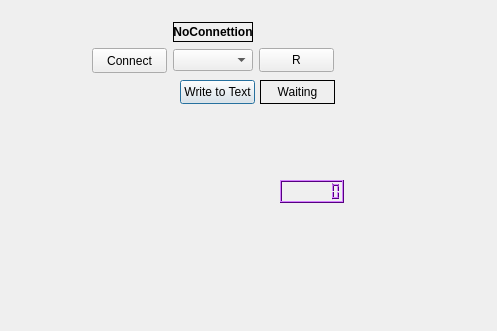
Krakerrr/RFLogger, file dialog.ui: the form before one commit; both pictures show x 0 to 497 and y 0 to 331 of the 800 by 600 pixel window.
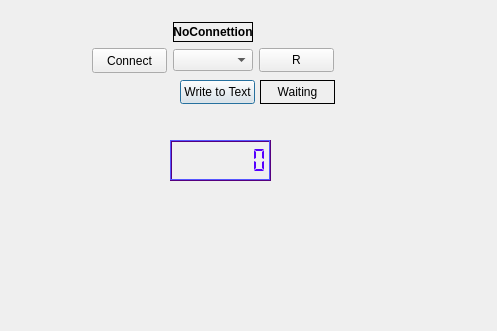
The form after the commit.

The edit to the form file:
```diff
--- a/dialog.ui
+++ b/dialog.ui
@@ -16,29 +16,35 @@
   <widget class="QLCDNumber" name="lcdNumber">
    <property name="geometry">
     <rect>
-     <x>280</x>
-     <y>180</y>
-     <width>64</width>
-     <height>23</height>
+     <x>170</x>
+     <y>140</y>
+     <width>101</width>
+     <height>41</height>
     </rect>
    </property>
+   <property name="sizePolicy">
+    <sizepolicy hsizetype="Minimum" vsizetype="Minimum">
+     <horstretch>0</horstretch>
+     <verstretch>0</verstretch>
+    </sizepolicy>
+   </property>
    <property name="palette">
     <palette>
      <active>
       <colorrole role="WindowText">
        <brush brushstyle="SolidPattern">
         <color alpha="255">
-         <red>0</red>
+         <red>85</red>
          <green>0</green>
-         <blue>0</blue>
+         <blue>255</blue>
         </color>
        </brush>
       </colorrole>
       <colorrole role="Button">
        <brush brushstyle="SolidPattern">
         <color alpha="255">
-         <red>170</red>
-         <green>0</green>
+         <red>255</red>
+         <green>255</green>
          <blue>255</blue>
         </color>
        </brush>
@@ -46,8 +52,8 @@
       <colorrole role="Light">
        <brush brushstyle="SolidPattern">
         <color alpha="255">
-         <red>212</red>
-         <green>127</green>
+         <red>85</red>
+         <green>85</green>
          <blue>255</blue>
         </color>
        </brush>
@@ -55,9 +61,9 @@
       <colorrole role="Midlight">
        <brush brushstyle="SolidPattern">
         <color alpha="255">
-         <red>191</red>
-         <green>63</green>
-         <blue>255</blue>
+         <red>0</red>
+         <green>0</green>
+         <blue>0</blue>
         </color>
        </brush>
       </colorrole>
@@ -73,18 +79,18 @@
       <colorrole role="Mid">
        <brush brushstyle="SolidPattern">
         <color alpha="255">
-         <red>113</red>
-         <green>0</green>
-         <blue>170</blue>
+         <red>204</red>
+         <green>204</green>
+         <blue>204</blue>
         </color>
        </brush>
       </colorrole>
       <colorrole role="Text">
        <brush brushstyle="SolidPattern">
         <color alpha="255">
-         <red>0</red>
-         <green>0</green>
-         <blue>0</blue>
+         <red>255</red>
+         <green>255</green>
+         <blue>255</blue>
         </color>
        </brush>
       </colorrole>
@@ -100,27 +106,27 @@
       <colorrole role="ButtonText">
        <brush brushstyle="SolidPattern">
         <color alpha="255">
-         <red>0</red>
-         <green>0</green>
-         <blue>0</blue>
+         <red>255</red>
+         <green>255</green>
+         <blue>255</blue>
         </color>
        </brush>
       </colorrole>
       <colorrole role="Base">
        <brush brushstyle="SolidPattern">
         <color alpha="255">
-         <red>255</red>
-         <green>255</green>
-         <blue>255</blue>
+         <red>0</red>
+         <green>0</green>
+         <blue>0</blue>
         </color>
        </brush>
       </colorrole>
       <colorrole role="Window">
        <brush brushstyle="SolidPattern">
         <color alpha="255">
-         <red>170</red>
+         <red>0</red>
          <green>0</green>
-         <blue>255</blue>
+         <blue>0</blue>
         </color>
        </brush>
       </colorrole>
@@ -136,9 +142,9 @@
       <colorrole role="AlternateBase">
        <brush brushstyle="SolidPattern">
         <color alpha="255">
-         <red>212</red>
-         <green>127</green>
-         <blue>255</blue>
+         <red>0</red>
+         <green>0</green>
+         <blue>0</blue>
         </color>
        </brush>
       </colorrole>
@@ -163,9 +169,9 @@
       <colorrole role="PlaceholderText">
        <brush brushstyle="SolidPattern">
         <color alpha="127">
-         <red>0</red>
-         <green>0</green>
-         <blue>0</blue>
+         <red>255</red>
+         <green>255</green>
+         <blue>255</blue>
         </color>
        </brush>
       </colorrole>
@@ -174,17 +180,17 @@
       <colorrole role="WindowText">
        <brush brushstyle="SolidPattern">
         <color alpha="255">
-         <red>0</red>
+         <red>85</red>
          <green>0</green>
-         <blue>0</blue>
+         <blue>255</blue>
         </color>
        </brush>
       </colorrole>
       <colorrole role="Button">
        <brush brushstyle="SolidPattern">
         <color alpha="255">
-         <red>170</red>
-         <green>0</green>
+         <red>255</red>
+         <green>255</green>
          <blue>255</blue>
         </color>
        </brush>
@@ -192,8 +198,8 @@
       <colorrole role="Light">
        <brush brushstyle="SolidPattern">
         <color alpha="255">
-         <red>212</red>
-         <green>127</green>
+         <red>85</red>
+         <green>85</green>
          <blue>255</blue>
         </color>
        </brush>
@@ -201,9 +207,9 @@
       <colorrole role="Midlight">
        <brush brushstyle="SolidPattern">
         <color alpha="255">
-         <red>191</red>
-         <green>63</green>
-         <blue>255</blue>
+         <red>0</red>
+         <green>0</green>
+         <blue>0</blue>
         </color>
        </brush>
       </colorrole>
@@ -219,18 +225,18 @@
       <colorrole role="Mid">
        <brush brushstyle="SolidPattern">
         <color alpha="255">
-         <red>113</red>
-         <green>0</green>
-         <blue>170</blue>
+         <red>204</red>
+         <green>204</green>
+         <blue>204</blue>
         </color>
        </brush>
       </colorrole>
       <colorrole role="Text">
        <brush brushstyle="SolidPattern">
         <color alpha="255">
-         <red>0</red>
-         <green>0</green>
-         <blue>0</blue>
+         <red>255</red>
+         <green>255</green>
+         <blue>255</blue>
         </color>
        </brush>
       </colorrole>
@@ -246,27 +252,27 @@
       <colorrole role="ButtonText">
        <brush brushstyle="SolidPattern">
         <color alpha="255">
-         <red>0</red>
-         <green>0</green>
-         <blue>0</blue>
+         <red>255</red>
+         <green>255</green>
+         <blue>255</blue>
         </color>
        </brush>
       </colorrole>
       <colorrole role="Base">
        <brush brushstyle="SolidPattern">
         <color alpha="255">
-         <red>255</red>
-         <green>255</green>
-         <blue>255</blue>
+         <red>0</red>
+         <green>0</green>
+         <blue>0</blue>
         </color>
        </brush>
       </colorrole>
       <colorrole role="Window">
        <brush brushstyle="SolidPattern">
         <color alpha="255">
-         <red>170</red>
+         <red>0</red>
          <green>0</green>
-         <blue>255</blue>
+         <blue>0</blue>
         </color>
        </brush>
       </colorrole>
@@ -282,9 +288,9 @@
       <colorrole role="AlternateBase">
        <brush brushstyle="SolidPattern">
         <color alpha="255">
-         <red>212</red>
-         <green>127</green>
-         <blue>255</blue>
+         <red>0</red>
+         <green>0</green>
+         <blue>0</blue>
         </color>
        </brush>
       </colorrole>
@@ -309,9 +315,9 @@
       <colorrole role="PlaceholderText">
        <brush brushstyle="SolidPattern">
         <color alpha="127">
-         <red>0</red>
-         <green>0</green>
-         <blue>0</blue>
+         <red>255</red>
+         <green>255</green>
+         <blue>255</blue>
         </color>
        </brush>
       </colorrole>
@@ -329,8 +335,8 @@
       <colorrole role="Button">
        <brush brushstyle="SolidPattern">
         <color alpha="255">
-         <red>170</red>
-         <green>0</green>
+         <red>255</red>
+         <green>255</green>
          <blue>255</blue>
         </color>
        </brush>
@@ -338,8 +344,8 @@
       <colorrole role="Light">
        <brush brushstyle="SolidPattern">
         <color alpha="255">
-         <red>212</red>
-         <green>127</green>
+         <red>85</red>
+         <green>85</green>
          <blue>255</blue>
         </color>
        </brush>
@@ -347,9 +353,9 @@
       <colorrole role="Midlight">
        <brush brushstyle="SolidPattern">
         <color alpha="255">
-         <red>191</red>
-         <green>63</green>
-         <blue>255</blue>
+         <red>0</red>
+         <green>0</green>
+         <blue>0</blue>
         </color>
        </brush>
       </colorrole>
@@ -365,9 +371,9 @@
       <colorrole role="Mid">
        <brush brushstyle="SolidPattern">
         <color alpha="255">
-         <red>113</red>
-         <green>0</green>
-         <blue>170</blue>
+         <red>204</red>
+         <green>204</green>
+         <blue>204</blue>
         </color>
        </brush>
       </colorrole>
@@ -401,18 +407,18 @@
       <colorrole role="Base">
        <brush brushstyle="SolidPattern">
         <color alpha="255">
-         <red>170</red>
+         <red>0</red>
          <green>0</green>
-         <blue>255</blue>
+         <blue>0</blue>
         </color>
        </brush>
       </colorrole>
       <colorrole role="Window">
        <brush brushstyle="SolidPattern">
         <color alpha="255">
-         <red>170</red>
+         <red>0</red>
          <green>0</green>
-         <blue>255</blue>
+         <blue>0</blue>
         </color>
        </brush>
       </colorrole>
@@ -428,9 +434,9 @@
       <colorrole role="AlternateBase">
        <brush brushstyle="SolidPattern">
         <color alpha="255">
-         <red>170</red>
+         <red>0</red>
          <green>0</green>
-         <blue>255</blue>
+         <blue>0</blue>
         </color>
        </brush>
       </colorrole>
@@ -455,18 +461,28 @@
       <colorrole role="PlaceholderText">
        <brush brushstyle="SolidPattern">
         <color alpha="127">
-         <red>85</red>
+         <red>0</red>
          <green>0</green>
-         <blue>127</blue>
+         <blue>0</blue>
         </color>
        </brush>
       </colorrole>
      </disabled>
     </palette>
    </property>
+   <property name="font">
+    <font>
+     <family>Arial Black</family>
+     <pointsize>10</pointsize>
+     <bold>true</bold>
+    </font>
+   </property>
    <property name="digitCount">
     <number>7</number>
    </property>
+   <property name="segmentStyle">
+    <enum>QLCDNumber::Flat</enum>
+   </property>
   </widget>
   <widget class="QPushButton" name="LogBtn">
    <property name="geometry">
```
Left out of the diff: 2 changed lines with no effect on the pictures.
